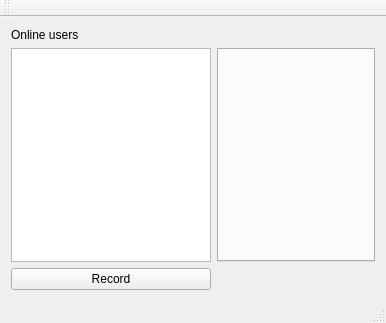
Above: QtClient/mainwindow.ui from LisGein/LinuxCppLessons before the change. Below: the same form after it.
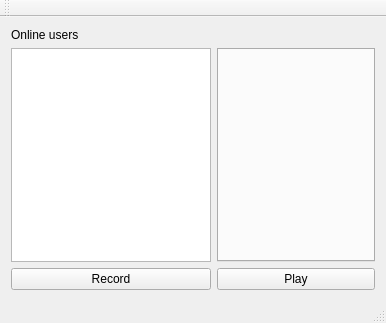
That is the form after the change.

Patch:
```diff
--- a/QtClient/mainwindow.ui
+++ b/QtClient/mainwindow.ui
@@ -49,6 +49,13 @@
       </property>
      </widget>
     </item>
+    <item row="2" column="1">
+     <widget class="QPushButton" name="play">
+      <property name="text">
+       <string>Play</string>
+      </property>
+     </widget>
+    </item>
    </layout>
   </widget>
   <widget class="QMenuBar" name="menuBar">
```
